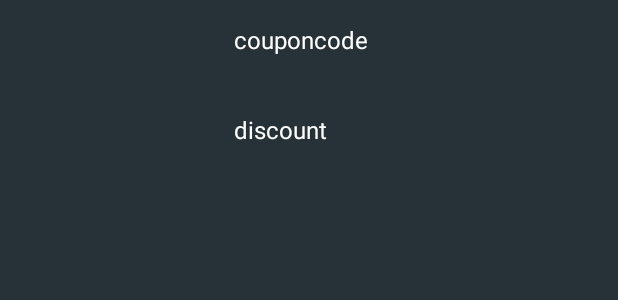
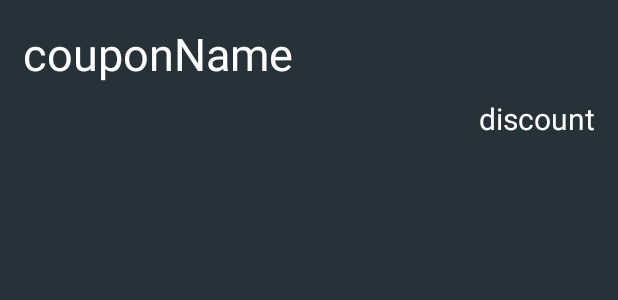
Before and after one commit to Prehax/GoMovie, an Android app: the layout activity_list_coupon_display.xml on its own in the app's theme, with its tools: preview values and no code run, on a phone screen of 412 x 824 dp. Shown: the top 300 px of the screen. Run offline under Robolectric (Android 15) with nearby library versions, the phone set to English and light mode, and no system bars; network calls fail.

Commit message:
Long0501 FixBuild issue

```diff
--- a/app/src/main/res/layout/activity_list_coupon_display.xml
+++ b/app/src/main/res/layout/activity_list_coupon_display.xml
@@ -6,36 +6,27 @@
     android:background="#263238"
     android:padding="15dp">
 
-    <TextView
-        android:id="@+id/lst_couponname"
-        android:layout_width="135dp"
-        android:layout_height="100dp"
-        android:layout_marginStart="5dp"
-        android:textColor="#ffffff"
-        android:textSize="25sp" />
-
     <LinearLayout
         android:layout_width="match_parent"
-        android:layout_height="100dp"
+        android:layout_height="80dp"
         android:orientation="vertical"
         >
         <TextView
             android:layout_width="wrap_content"
             android:layout_height="50dp"
-            android:id="@+id/lst_couponid"
+            android:id="@+id/tv_lcd_cname"
             android:textColor="#ffffff"
-            android:text="couponcode"
-            android:textSize="16sp"
+            android:text="couponName"
+            android:textSize="30sp"
             />
         <TextView
             android:layout_width="wrap_content"
-            android:layout_height="match_parent"
-            android:id="@+id/lst_coupondiscount"
+            android:layout_height="30dp"
+            android:layout_gravity="end"
+            android:id="@+id/tv_lcd_cdis"
             android:textColor="#ffffff"
             android:text="discount"
-            android:textSize="16sp"
-            android:layout_marginTop="10dp"
-
+            android:textSize="20sp"
             />
     </LinearLayout>
 </LinearLayout>
```
